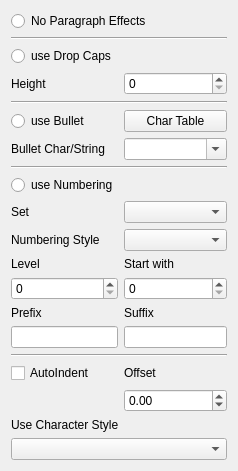
Old version of the form Scribus/scribus/ui/propertywidget_dropcapbase.ui in the repository AlterScribus/ece15.
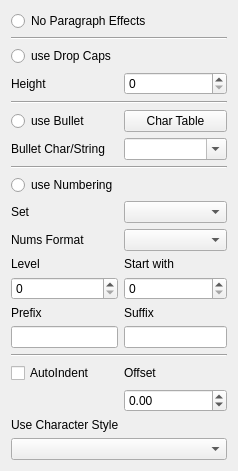
New version of the form. Custom widgets are drawn as their Qt base class.

Commit message: Refactoring numStyle to numFormat.

What changed in the file:
```diff
--- a/Scribus/scribus/ui/propertywidget_dropcapbase.ui
+++ b/Scribus/scribus/ui/propertywidget_dropcapbase.ui
@@ -180,7 +180,7 @@
    <item row="14" column="0">
     <widget class="QLabel" name="numStyleLabel">
      <property name="text">
-      <string>Numbering Style</string>
+      <string>Nums Format</string>
      </property>
      <property name="buddy">
       <cstring>numStyleCombo</cstring>
```
Left out of the diff: 6 changed lines with no effect on the pictures. The commit also changes 12 other files.
